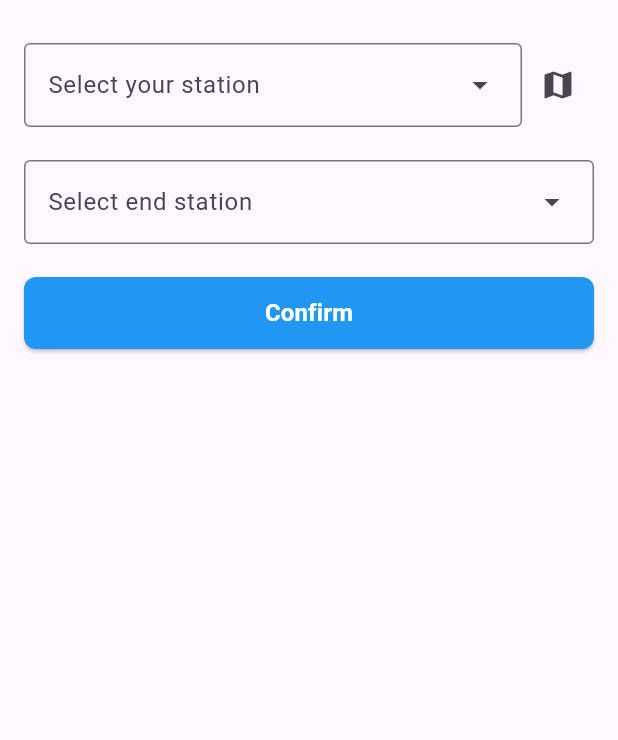
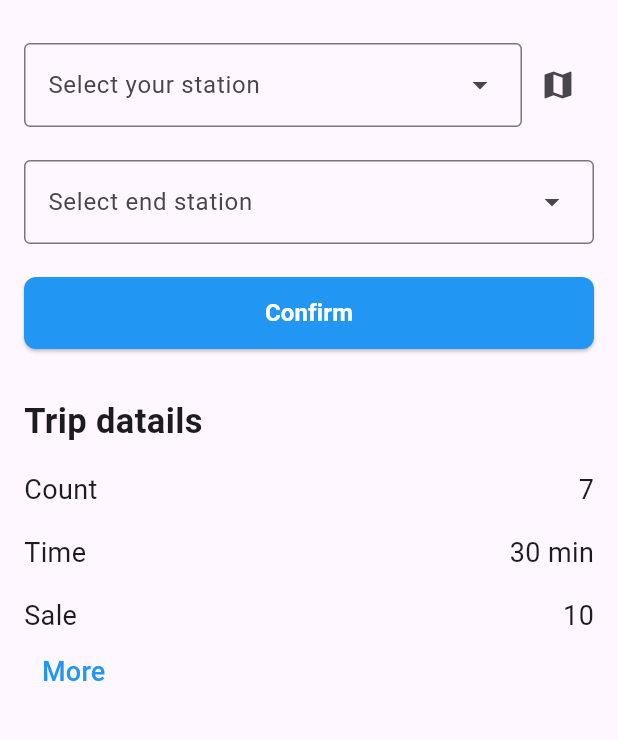
Before and after one commit to Mohammadkhalaf78/metro_station, a Flutter app: the screen it shows after launch, on a phone screen of 412 x 824 dp, the part 65-805 px from its top. Run offline on Flutter 3.47's test engine with Material 3 defaults, Android fonts, the phone set to English and light mode, and no system bars; our stand-ins replace get.

Commit message:
add ui for Trip datails

```diff
--- a/lib/home_page.dart
+++ b/lib/home_page.dart
@@ -49,7 +49,7 @@ class HomePage extends StatelessWidget {
                     DropdownMenuEntry(value: "world", label: "World"),
                   ],
                 ),
-              SizedBox(height: 22,),
+                SizedBox(height: 22),
                 SizedBox(
                   width: double.infinity,
                   height: 48,
@@ -73,6 +73,48 @@ class HomePage extends StatelessWidget {
                     ),
                   ),
                 ),
+                SizedBox(height: 32),
+                Align(
+                  alignment: Alignment.topLeft,
+                  child: Text(
+                    "Trip datails ",
+                    style: TextStyle(fontWeight: FontWeight.bold, fontSize: 23),
+                  ),
+                ),
+                SizedBox(height: 16),
+                Row(
+                  mainAxisAlignment: MainAxisAlignment.spaceBetween,
+                  children: [
+                    Text("Count", style: TextStyle(fontSize: 18)),
+                    Text("7", style: TextStyle(fontSize: 18)),
+                  ],
+                ),
+                SizedBox(height: 16),
+                Row(
+                  mainAxisAlignment: MainAxisAlignment.spaceBetween,
+                  children: [
+                    Text("Time", style: TextStyle(fontSize: 18)),
+                    Text("30 min", style: TextStyle(fontSize: 18)),
+                  ],
+                ),
+                SizedBox(height: 16),
+                Row(
+                  mainAxisAlignment: MainAxisAlignment.spaceBetween,
+                  children: [
+                    Text("Sale", style: TextStyle(fontSize: 18)),
+                    Text("10", style: TextStyle(fontSize: 18)),
+                  ],
+                ),
+                TextButton(
+                  onPressed: () {},
+                  child: Align(
+                    alignment: Alignment.topLeft,
+                    child: Text(
+                      "More",
+                      style: TextStyle(fontSize: 18, color: Colors.blue),
+                    ),
+                  ),
+                ),
               ],
             ),
           ),
```
